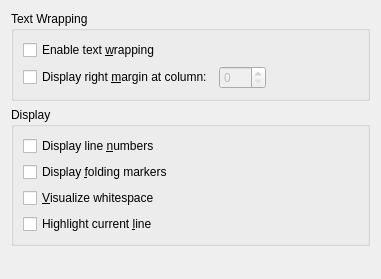
Qt form src/plugins/texteditor/displaysettingspage.ui (qt-creator/qt-creator) before a commit.
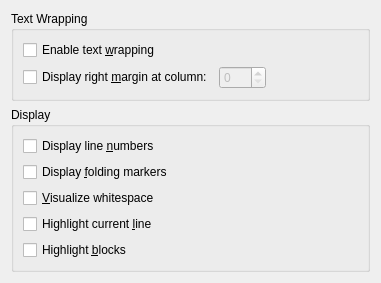
The same form after that commit.

Commit message: new text editor option "Highlight blocks"

What changed in the file:
```diff
--- a/src/plugins/texteditor/displaysettingspage.ui
+++ b/src/plugins/texteditor/displaysettingspage.ui
@@ -64,6 +64,13 @@
         </property>
        </widget>
       </item>
+      <item row="4" column="0">
+       <widget class="QCheckBox" name="highlightBlocks">
+        <property name="text">
+         <string>Highlight &amp;blocks</string>
+        </property>
+       </widget>
+      </item>
      </layout>
     </widget>
    </item>
```
The commit also changes 6 other files.
